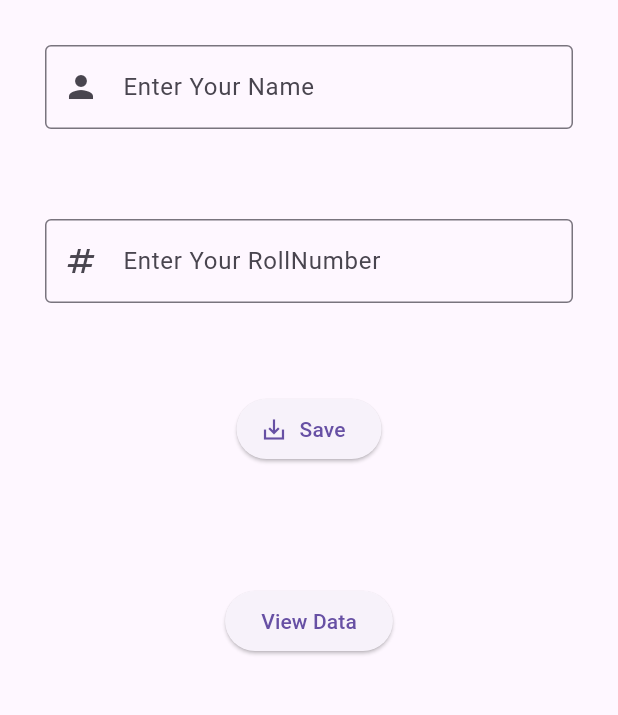
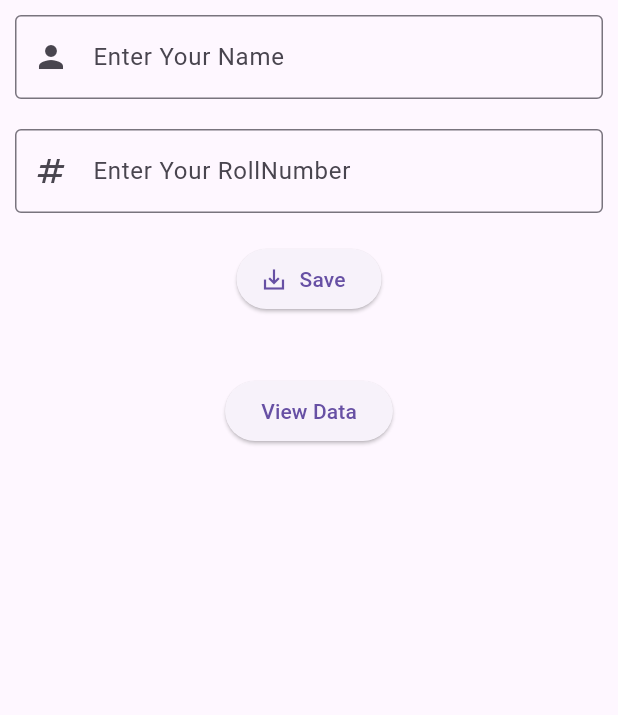
Before and after one commit to Raj2902Patel/FIREBASE_CONNECTION_FLUTTER, a Flutter app: the screen it shows after launch, on a phone screen of 412 x 824 dp, the part 84-799 px from its top. Run offline on Flutter 3.47's test engine with Material 3 defaults, Android fonts, the phone set to English and light mode, and no system bars.

Commit message:
third_commit

```diff
--- a/lib/database_connection.dart
+++ b/lib/database_connection.dart
@@ -48,7 +48,7 @@ class _MyAppState extends State<MyApp> {
       body: Column(
         children: [
           Container(
-            padding: const EdgeInsets.all(30),
+            padding: const EdgeInsets.all(10),
             child: TextField(
               controller: nameController,
               decoration: const InputDecoration(
@@ -59,7 +59,7 @@ class _MyAppState extends State<MyApp> {
             ),
           ),
           Container(
-            padding: const EdgeInsets.all(30),
+            padding: const EdgeInsets.all(10),
             child: TextField(
               controller: numberController,
               decoration: const InputDecoration(
@@ -70,7 +70,7 @@ class _MyAppState extends State<MyApp> {
             ),
           ),
           Container(
-            padding: const EdgeInsets.all(30),
+            padding: const EdgeInsets.all(10),
             child: ElevatedButton.icon(
               onPressed: () {
                 insertdata();
@@ -85,7 +85,7 @@ class _MyAppState extends State<MyApp> {
             height: 20,
           ),
           Container(
-            padding: const EdgeInsets.all(30),
+            padding: const EdgeInsets.all(10),
             child: Builder(
               builder: (context) {
                 return ElevatedButton(
```
